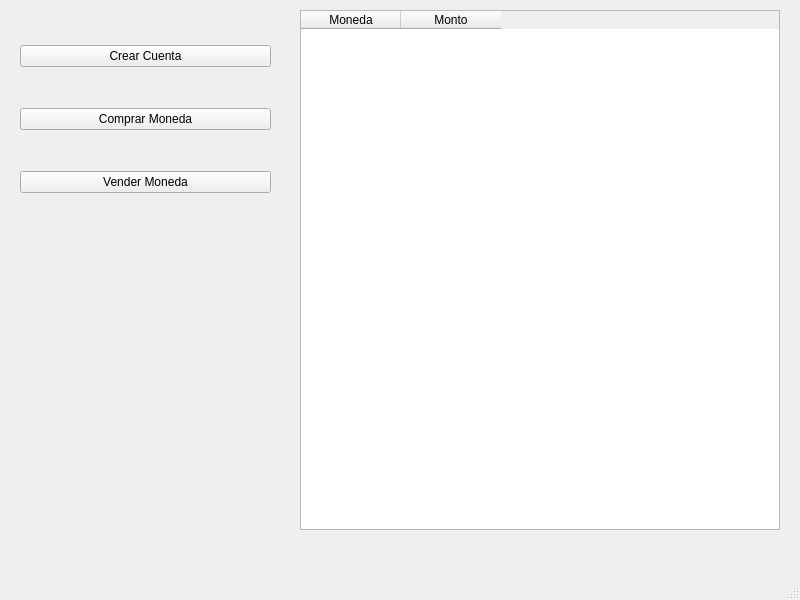
This is presentation/ui/main.ui in sebaspadea/python-conversorMoneda as Qt 5 draws it before an edit. The edited form follows.
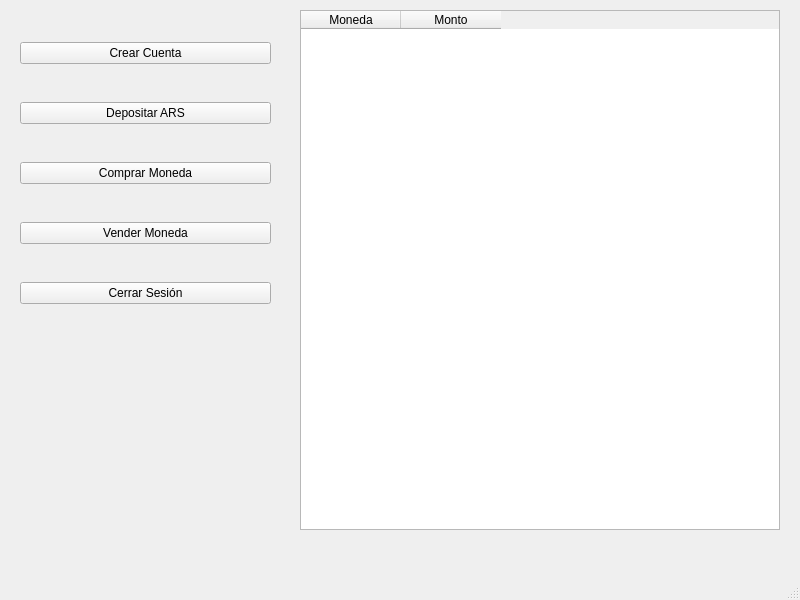
This is the edited form.

Commit message: Inicio de sesion con el mainmenu cargando cuentas, boton de agregar cuenta, depositar ars y cerrar sesion funcionando@

```diff
--- a/presentation/ui/main.ui
+++ b/presentation/ui/main.ui
@@ -10,12 +10,26 @@
   <widget class="QWidget" name="centralwidget">
    <widget class="QWidget" name="verticalLayoutWidget">
     <property name="geometry">
-     <rect><x>20</x><y>10</y><width>251</width><height>220</height></rect>
+     <rect>
+      <x>20</x>
+      <y>10</y>
+      <width>251</width>
+      <height>331</height>
+     </rect>
     </property>
     <layout class="QVBoxLayout" name="leftMenu">
      <item>
       <widget class="QPushButton" name="btnAddAccount">
-       <property name="text"><string>Crear Cuenta</string></property>
+       <property name="text">
+        <string>Crear Cuenta</string>
+       </property>
+      </widget>
+     </item>
+     <item>
+      <widget class="QPushButton" name="btnDeposit">
+       <property name="text">
+        <string>Depositar ARS</string>
+       </property>
       </widget>
      </item>
      <item>
@@ -25,7 +39,16 @@
      </item>
      <item>
       <widget class="QPushButton" name="btnSell">
-       <property name="text"><string>Vender Moneda</string></property>
+       <property name="text">
+        <string>Vender Moneda</string>
+       </property>
+      </widget>
+     </item>
+     <item>
+      <widget class="QPushButton" name="btnLogout">
+       <property name="text">
+        <string>Cerrar Sesión</string>
+       </property>
       </widget>
      </item>
     </layout>
```
Left out of the diff: 44 changed lines with no effect on the pictures. The commit also changes 3 other files.
